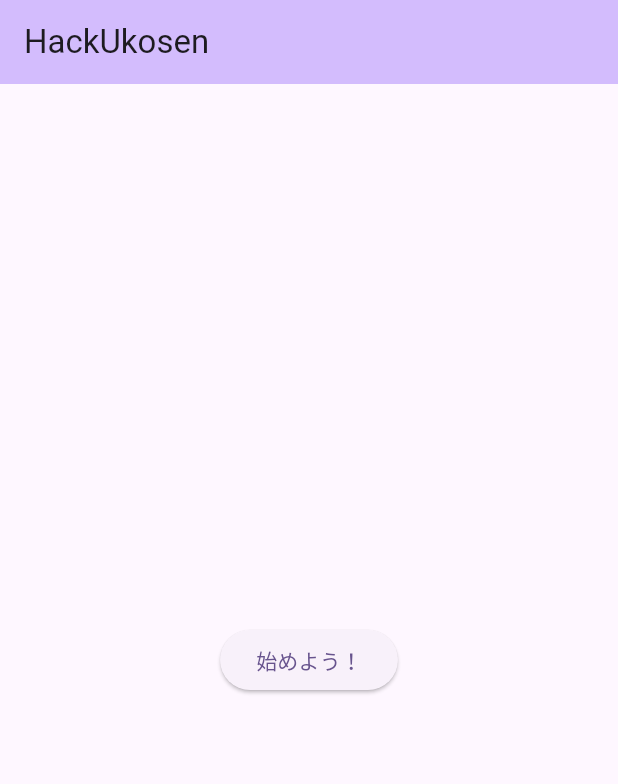
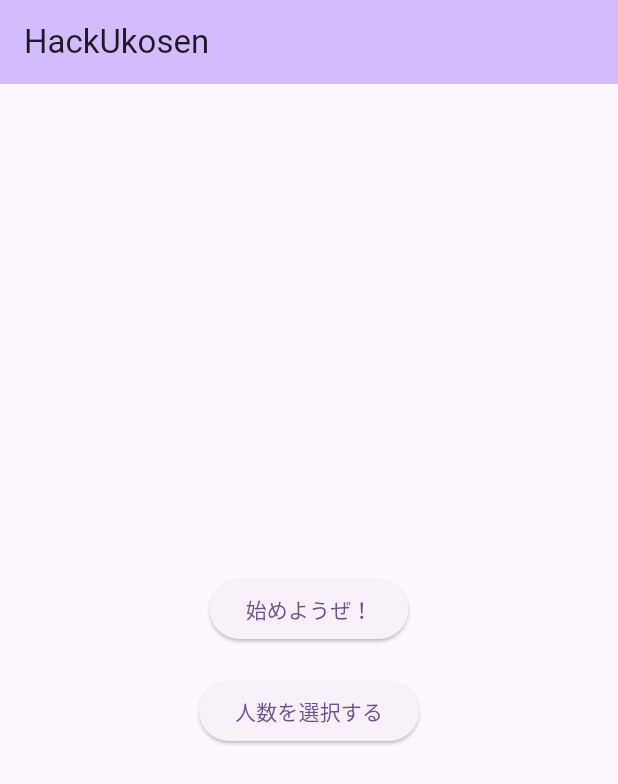
Before and after one commit to ka1ut/HackHeart, a Flutter app: the screen it shows after launch, on a phone screen of 412 x 824 dp. Shown: the top 784 px of the screen. Run offline on Flutter 3.47's test engine with Material 3 defaults, Android fonts, the phone set to English and light mode, and no system bars.

Commit message:
[add]pople select

```diff
--- a/lib/main.dart
+++ b/lib/main.dart
@@ -1,5 +1,6 @@
 import 'package:flutter/material.dart';
 import 'screen/playing/playing_screen.dart';
+import 'screen/select_people/select_people.dart';
 
 void main() {
   runApp(const MyApp());
@@ -18,7 +19,8 @@ class MyApp extends StatelessWidget {
       ),
       home: const MyHomePage(title: 'HackUkosen'),
       routes: {
-        '/playing': (context) => const SubPage(), // ルートを追加
+        '/playing': (context) => SubPage(),
+        '/NumberSelector': (context) => NumberSelector() // ルートを追加
       },
     );
   }
@@ -41,10 +43,19 @@ class _MyHomePageState extends State<MyHomePage> {
         title: Text(widget.title),
       ),
       body: Center(
-        child: ElevatedButton(
-          onPressed: () =>
-              Navigator.of(context).pushNamed('/playing'), // ボタンを押したときのアクション
-          child: const Text('始めよう！'),
+        child: Column(
+          mainAxisAlignment: MainAxisAlignment.center,
+          children: <Widget>[
+            ElevatedButton(
+              onPressed: () => Navigator.of(context).pushNamed('/playing'), // ボタンを押したときのアクション
+              child: const Text('始めようぜ！'),
+            ),
+            SizedBox(height: 20), // ボタンの間にスペースを追加
+            ElevatedButton(
+              onPressed: () => Navigator.of(context).pushNamed('/NumberSelector'),
+              child: const Text('人数を選択する'),
+            ),
+          ],
         ),
       ),
     );
```
Also changed, not shown: lib/screen/select_people/select_people.dart (added, +36 -0 lines), 1 other file.
